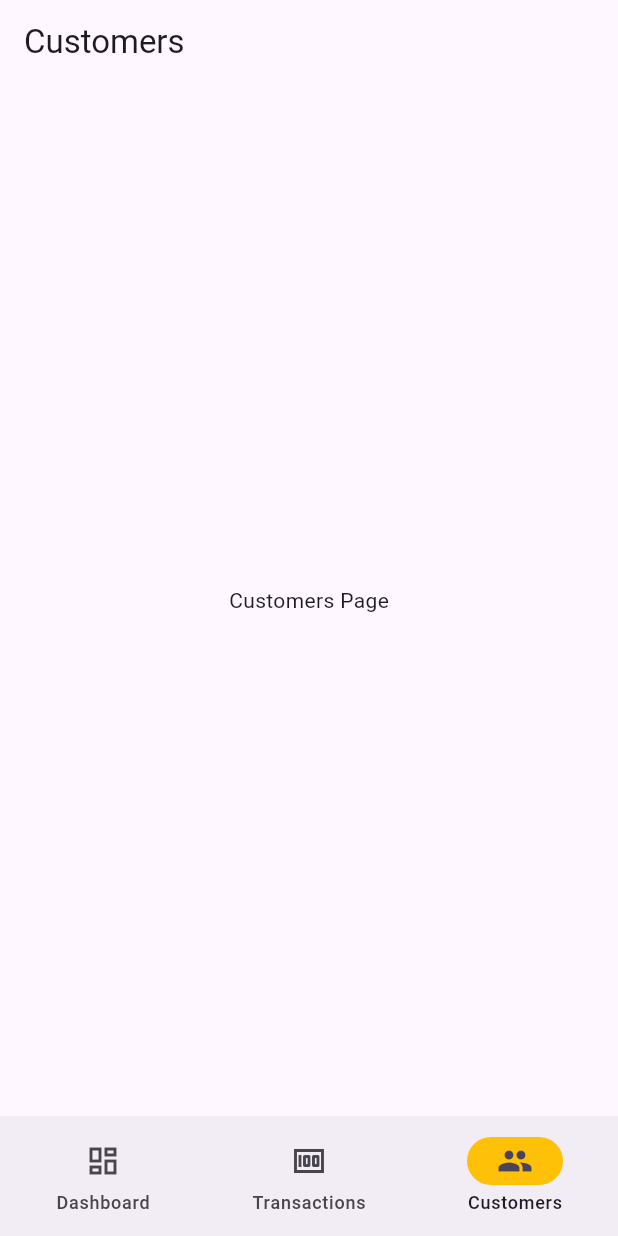
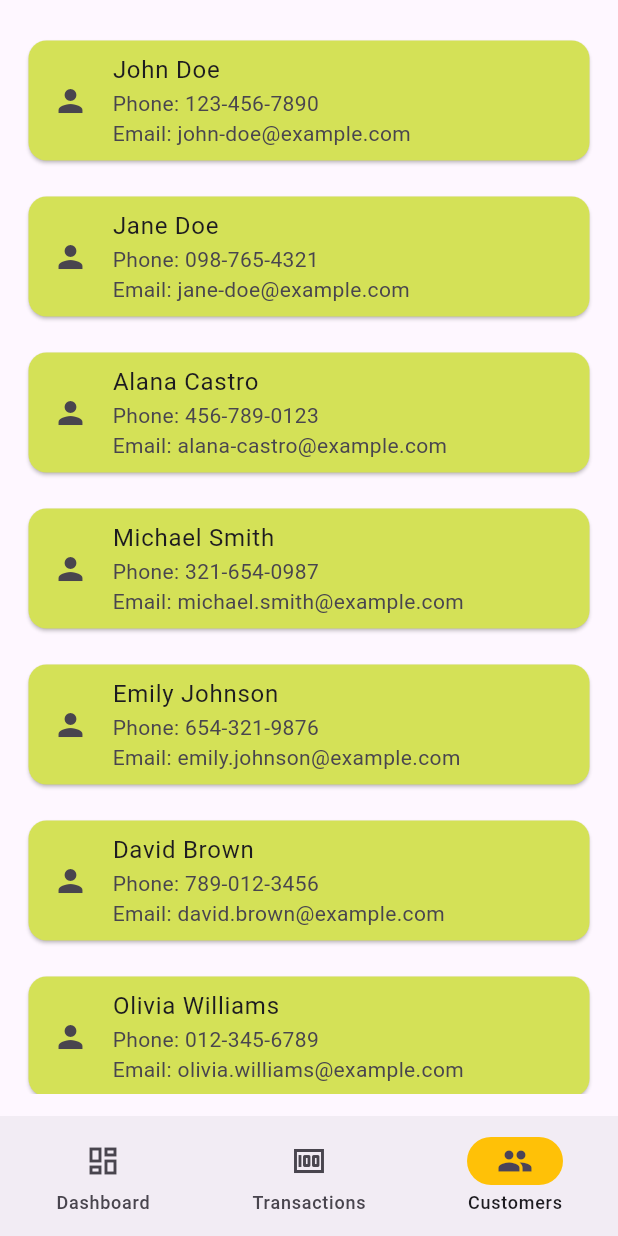
Before and after one commit to Saiuke/TabTracker, a Flutter app: the screen it shows after launch, item 3 of the bottom bar chosen, on a phone screen of 412 x 824 dp. Run offline on Flutter 3.47's test engine with Material 3 defaults, Android fonts, the phone set to English and light mode, and no system bars.

Commit message:
Add Customer model and CustomerCard widget.
- Create a new file `customer_model.dart` with the `Customer` class.
- Implement the `fromJson` and `toJson` methods in the `Customer` class.
- Create a new file `customer_card.dart` with the `CustomerCard` widget.
- Display customer information in a card format using the `CustomerCard` widget in the `CustomersPage`.
- Populate the customer list with sample data.

These changes add support for managing customer data and displaying it in a visually appealing way.

```diff
--- /dev/null
+++ b/lib/models/customer_model.dart
@@ -0,0 +1,23 @@
+class Customer {
+  String name;
+  String email;
+  String phone;
+
+  Customer({required this.name, required this.email, required this.phone});
+
+  factory Customer.fromJson(Map<String, dynamic> json) {
+    return Customer(
+      name: json['name'],
+      email: json['email'],
+      phone: json['phone'],
+    );
+  }
+
+  Map<String, dynamic> toJson() {
+    return {
+      'name': name,
+      'email': email,
+      'phone': phone,
+    };
+  }
+}
--- a/lib/pages/customers_page.dart
+++ b/lib/pages/customers_page.dart
@@ -1,4 +1,6 @@
 import 'package:flutter/material.dart';
+import '../models/customer_model.dart';
+import '../widgets/customer_card.dart';
 import '../widgets/navigation_bar.dart';
 
 class CustomersPage extends StatefulWidget {
@@ -11,15 +13,75 @@ class CustomersPage extends StatefulWidget {
 }
 
 class _CustomersPageState extends State<CustomersPage> {
+  final customerList = [
+    Customer(
+        name: 'John Doe',
+        email: 'john-doe@example.com',
+        phone: '123-456-7890'
+    ),
+    Customer(
+        name: 'Jane Doe',
+        email: 'jane-doe@example.com',
+        phone: '098-765-4321'
+    ),
+    Customer(
+        name: 'Alana Castro',
+        email: 'alana-castro@example.com',
+        phone: '456-789-0123'),
+    Customer(
+        name: 'Michael Smith',
+        email: 'michael.smith@example.com',
+        phone: '321-654-0987'),
+    Customer(
+        name: 'Emily Johnson',
+        email: 'emily.johnson@example.com',
+        phone: '654-321-9876'),
+    Customer(
+        name: 'David Brown',
+        email: 'david.brown@example.com',
+        phone: '789-012-3456'),
+    Customer(
+        name: 'Olivia Williams',
+        email: 'olivia.williams@example.com',
+        phone: '012-345-6789'),
+    Customer(
+        name: 'James Miller',
+        email: 'james.miller@example.com',
+        phone: '234-567-8901'),
+    Customer(
+        name: 'Sophia Martinez',
+        email: 'sophia.martinez@example.com',
+        phone: '567-890-1234'),
+    Customer(
+        name: 'Isabella Anderson',
+        email: 'isabella.anderson@example.com',
+        phone: '890-123-4567'),
+    Customer(
+        name: 'Ethan Thomas',
+        email: 'ethan.thomas@example.com',
+        phone: '123-098-7654'),
+    Customer(
+        name: 'Charlotte Taylor',
+        email: 'charlotte.taylor@example.com',
+        phone: '345-678-9012'),
+    Customer(
+        name: 'Alexander Harris',
+        email: 'alexander.harris@example.com',
+        phone: '678-901-2345')
+  ];
+
   @override
   Widget build(BuildContext context) {
     return Scaffold(
-      appBar: AppBar(
-        title: const Text('Customers'),
-        automaticallyImplyLeading: false,
-      ),
-      body: const Center(
-        child: Text('Customers Page'),
+      body: Padding(
+        padding: const EdgeInsets.all(15),
+        child: ListView.builder(
+          itemCount: customerList.length,
+          itemBuilder: (context, index) {
+            final currentCustomer = customerList[index];
+            return CustomerCard(customerInfo: currentCustomer);
+          },
+        ),
       ),
       bottomNavigationBar:
           MainBottomNavBar(currentPageIndex: widget.currentPageIndex),
--- /dev/null
+++ b/lib/widgets/customer_card.dart
@@ -0,0 +1,23 @@
+import 'package:flutter/material.dart';
+import '../models/customer_model.dart';
+
+class CustomerCard extends StatelessWidget {
+  final Customer customerInfo;
+
+  const CustomerCard({super.key, required this.customerInfo});
+
+  @override
+  Widget build(BuildContext context) {
+    return Padding(
+      padding: const EdgeInsets.symmetric(vertical: 8.0),
+      child: Card(
+        color: Colors.lime.shade400,
+        child: ListTile(
+          leading: const Icon(Icons.person),
+          title: Text(customerInfo.name),
+          subtitle: Text('Phone: ${customerInfo.phone}\nEmail: ${customerInfo.email}'),
+        ),
+      ),
+    );
+  }
+}
```
